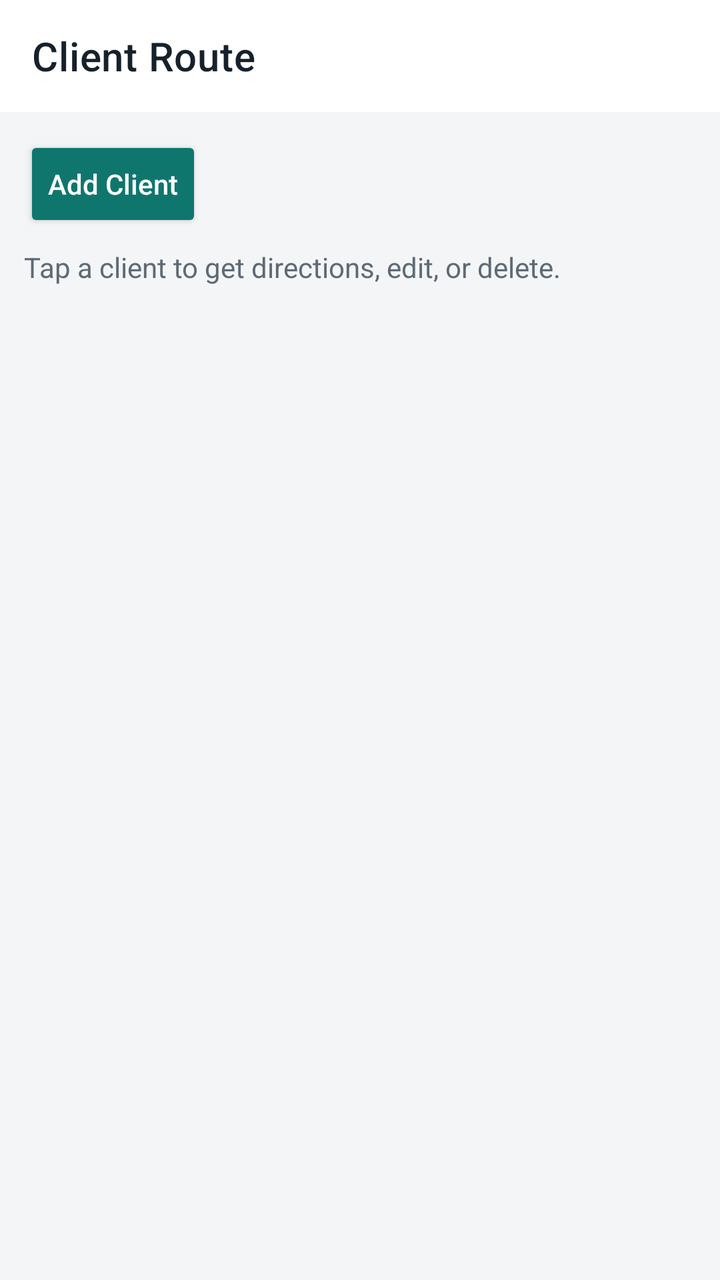
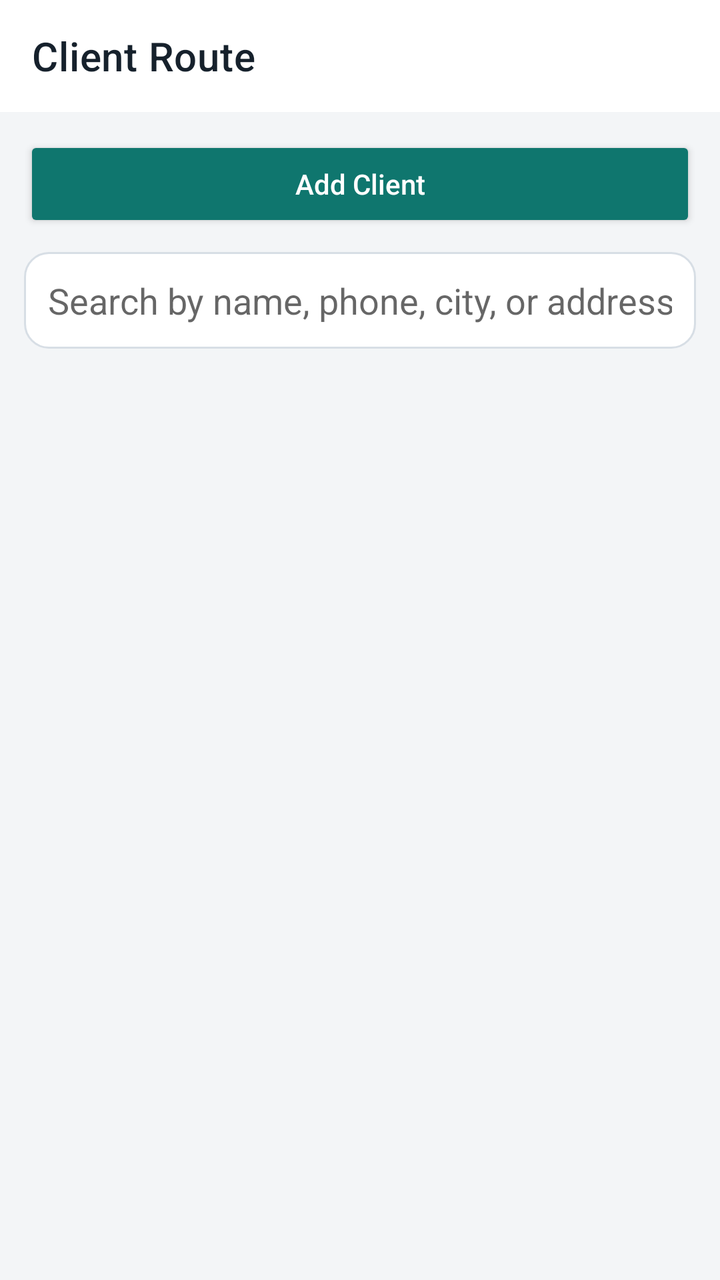

Before-and-after screenshots of an Android layout around one commit, followed by the original layout XML and the change that was made.
<!-- AndroidManifest.xml: application theme AppTheme -->
<!-- res/layout/activity_main.xml -->
<?xml version="1.0" encoding="utf-8"?>
<LinearLayout xmlns:android="http://schemas.android.com/apk/res/android" xmlns:app="http://schemas.android.com/apk/res-auto" android:layout_width="match_parent" android:layout_height="match_parent" android:orientation="vertical" android:background="@color/bg">
    <com.google.android.material.appbar.MaterialToolbar android:id="@+id/toolbar" android:layout_width="match_parent" android:layout_height="wrap_content" android:background="@color/surface" app:title="Client Route" app:titleTextColor="@color/textMain" />
    <FrameLayout android:layout_width="match_parent" android:layout_height="match_parent" android:padding="12dp">
        <LinearLayout android:id="@+id/listContainer" android:layout_width="match_parent" android:layout_height="match_parent" android:orientation="vertical">
            <Button android:id="@+id/addButton" android:layout_width="wrap_content" android:layout_height="wrap_content" android:text="Add Client" android:textAllCaps="false" android:backgroundTint="@color/colorPrimary" android:textColor="@android:color/white" />
            <TextView android:layout_width="wrap_content" android:layout_height="wrap_content" android:layout_marginTop="8dp" android:text="Tap a client to get directions, edit, or delete." android:textColor="@color/textMuted" />
            <androidx.recyclerview.widget.RecyclerView android:id="@+id/recyclerView" android:layout_width="match_parent" android:layout_height="0dp" android:layout_weight="1" android:paddingTop="12dp" android:clipToPadding="false" />
        </LinearLayout>
        <ScrollView android:id="@+id/formContainer" android:layout_width="match_parent" android:layout_height="match_parent" android:visibility="gone">
            <LinearLayout android:layout_width="match_parent" android:layout_height="wrap_content" android:orientation="vertical" android:background="@drawable/bg_card" android:padding="16dp">
                <TextView android:id="@+id/formTitle" android:layout_width="wrap_content" android:layout_height="wrap_content" android:text="Add Client" android:textSize="22sp" android:textStyle="bold" android:textColor="@color/textMain" />
                <EditText android:id="@+id/firstNameInput" android:layout_width="match_parent" android:layout_height="wrap_content" android:layout_marginTop="12dp" android:hint="First name" android:background="@drawable/bg_input" />
                <EditText android:id="@+id/lastNameInput" android:layout_width="match_parent" android:layout_height="wrap_content" android:layout_marginTop="10dp" android:hint="Last name" android:background="@drawable/bg_input" />
                <EditText android:id="@+id/phoneInput" android:layout_width="match_parent" android:layout_height="wrap_content" android:layout_marginTop="10dp" android:hint="Phone number" android:inputType="phone" android:background="@drawable/bg_input" />
                <EditText android:id="@+id/addressInput" android:layout_width="match_parent" android:layout_height="wrap_content" android:layout_marginTop="10dp" android:hint="Physical address" android:minLines="3" android:gravity="top" android:background="@drawable/bg_input" />
                <EditText android:id="@+id/startInput" android:layout_width="match_parent" android:layout_height="wrap_content" android:layout_marginTop="10dp" android:hint="Start time (example 08:00 AM)" android:background="@drawable/bg_input" />
                <EditText android:id="@+id/endInput" android:layout_width="match_parent" android:layout_height="wrap_content" android:layout_marginTop="10dp" android:hint="End time (example 10:30 AM)" android:background="@drawable/bg_input" />
                <LinearLayout android:layout_width="match_parent" android:layout_height="wrap_content" android:orientation="horizontal" android:layout_marginTop="16dp">
                    <Button android:id="@+id/saveButton" android:layout_width="0dp" android:layout_height="wrap_content" android:layout_weight="1" android:text="Save Client" android:textAllCaps="false" android:backgroundTint="@color/colorPrimary" android:textColor="@android:color/white" />
                    <Button android:id="@+id/cancelButton" android:layout_width="wrap_content" android:layout_height="wrap_content" android:layout_marginLeft="10dp" android:text="Back" android:textAllCaps="false" />
                </LinearLayout>
            </LinearLayout>
        </ScrollView>
    </FrameLayout>
</LinearLayout>
<!-- resources referenced by this layout -->
<resources>
  <color name="bg">#F3F5F7</color>
  <color name="colorPrimary">#0F766E</color>
  <color name="surface">#FFFFFF</color>
  <color name="textMain">#16212C</color>
  <color name="textMuted">#5E6A76</color>
  <!-- drawable bg_card (drawable) -->
  <shape xmlns:android="http://schemas.android.com/apk/res/android"><solid android:color="@color/surface"/><stroke android:width="1dp" android:color="@color/line"/><corners android:radius="16dp"/></shape>
  <!-- drawable bg_input (drawable) -->
  <shape xmlns:android="http://schemas.android.com/apk/res/android"><solid android:color="@color/surface"/><stroke android:width="1dp" android:color="@color/line"/><corners android:radius="12dp"/><padding android:left="12dp" android:top="12dp" android:right="12dp" android:bottom="12dp"/></shape>
  <style name="AppTheme" parent="Theme.MaterialComponents.Light.NoActionBar">
          <item name="colorPrimary">@color/colorPrimary</item>
          <item name="colorPrimaryVariant">@color/colorPrimaryDark</item>
          <item name="colorSecondary">@color/colorAccent</item>
          <item name="android:statusBarColor">@color/colorPrimaryDark</item>
      </style>
  <color name="line">#D7DEE5</color>
  <color name="colorPrimaryDark">#0B5D57</color>
  <color name="colorAccent">#0F766E</color>
</resources>

<!-- the commit's change to res/layout/activity_main.xml (unified diff, before → after) -->
@@ -1,26 +1,75 @@
 <?xml version="1.0" encoding="utf-8"?>
-<LinearLayout xmlns:android="http://schemas.android.com/apk/res/android" xmlns:app="http://schemas.android.com/apk/res-auto" android:layout_width="match_parent" android:layout_height="match_parent" android:orientation="vertical" android:background="@color/bg">
-    <com.google.android.material.appbar.MaterialToolbar android:id="@+id/toolbar" android:layout_width="match_parent" android:layout_height="wrap_content" android:background="@color/surface" app:title="Client Route" app:titleTextColor="@color/textMain" />
-    <FrameLayout android:layout_width="match_parent" android:layout_height="match_parent" android:padding="12dp">
-        <LinearLayout android:id="@+id/listContainer" android:layout_width="match_parent" android:layout_height="match_parent" android:orientation="vertical">
-            <Button android:id="@+id/addButton" android:layout_width="wrap_content" android:layout_height="wrap_content" android:text="Add Client" android:textAllCaps="false" android:backgroundTint="@color/colorPrimary" android:textColor="@android:color/white" />
-            <TextView android:layout_width="wrap_content" android:layout_height="wrap_content" android:layout_marginTop="8dp" android:text="Tap a client to get directions, edit, or delete." android:textColor="@color/textMuted" />
-            <androidx.recyclerview.widget.RecyclerView android:id="@+id/recyclerView" android:layout_width="match_parent" android:layout_height="0dp" android:layout_weight="1" android:paddingTop="12dp" android:clipToPadding="false" />
-        </LinearLayout>
-        <ScrollView android:id="@+id/formContainer" android:layout_width="match_parent" android:layout_height="match_parent" android:visibility="gone">
-            <LinearLayout android:layout_width="match_parent" android:layout_height="wrap_content" android:orientation="vertical" android:background="@drawable/bg_card" android:padding="16dp">
-                <TextView android:id="@+id/formTitle" android:layout_width="wrap_content" android:layout_height="wrap_content" android:text="Add Client" android:textSize="22sp" android:textStyle="bold" android:textColor="@color/textMain" />
-                <EditText android:id="@+id/firstNameInput" android:layout_width="match_parent" android:layout_height="wrap_content" android:layout_marginTop="12dp" android:hint="First name" android:background="@drawable/bg_input" />
-                <EditText android:id="@+id/lastNameInput" android:layout_width="match_parent" android:layout_height="wrap_content" android:layout_marginTop="10dp" android:hint="Last name" android:background="@drawable/bg_input" />
-                <EditText android:id="@+id/phoneInput" android:layout_width="match_parent" android:layout_height="wrap_content" android:layout_marginTop="10dp" android:hint="Phone number" android:inputType="phone" android:background="@drawable/bg_input" />
-                <EditText android:id="@+id/addressInput" android:layout_width="match_parent" android:layout_height="wrap_content" android:layout_marginTop="10dp" android:hint="Physical address" android:minLines="3" android:gravity="top" android:background="@drawable/bg_input" />
-                <EditText android:id="@+id/startInput" android:layout_width="match_parent" android:layout_height="wrap_content" android:layout_marginTop="10dp" android:hint="Start time (example 08:00 AM)" android:background="@drawable/bg_input" />
-                <EditText android:id="@+id/endInput" android:layout_width="match_parent" android:layout_height="wrap_content" android:layout_marginTop="10dp" android:hint="End time (example 10:30 AM)" android:background="@drawable/bg_input" />
-                <LinearLayout android:layout_width="match_parent" android:layout_height="wrap_content" android:orientation="horizontal" android:layout_marginTop="16dp">
-                    <Button android:id="@+id/saveButton" android:layout_width="0dp" android:layout_height="wrap_content" android:layout_weight="1" android:text="Save Client" android:textAllCaps="false" android:backgroundTint="@color/colorPrimary" android:textColor="@android:color/white" />
-                    <Button android:id="@+id/cancelButton" android:layout_width="wrap_content" android:layout_height="wrap_content" android:layout_marginLeft="10dp" android:text="Back" android:textAllCaps="false" />
-                </LinearLayout>
+<LinearLayout xmlns:android="http://schemas.android.com/apk/res/android"
+    xmlns:app="http://schemas.android.com/apk/res-auto"
+    android:layout_width="match_parent"
+    android:layout_height="match_parent"
+    android:orientation="vertical"
+    android:background="@color/bg">
+
+    <com.google.android.material.appbar.MaterialToolbar
+        android:id="@+id/toolbar"
+        android:layout_width="match_parent"
+        android:layout_height="wrap_content"
+        android:background="@color/surface"
+        app:title="Client Route"
+        app:titleTextColor="@color/textMain" />
+
+    <LinearLayout
+        android:layout_width="match_parent"
+        android:layout_height="match_parent"
+        android:orientation="vertical"
+        android:padding="12dp">
+
+        <Button
+            android:id="@+id/addButton"
+            android:layout_width="match_parent"
+            android:layout_height="wrap_content"
+            android:text="Add Client"
+            android:textAllCaps="false"
+            android:backgroundTint="@color/colorPrimary"
+            android:textColor="@android:color/white" />
+
+        <EditText
+            android:id="@+id/searchInput"
+            android:layout_width="match_parent"
+            android:layout_height="wrap_content"
+            android:layout_marginTop="10dp"
+            android:hint="Search by name, phone, city, or address"
+            android:inputType="text"
+            android:maxLines="1"
+            android:background="@drawable/bg_input" />
+
+        <FrameLayout
+            android:layout_width="match_parent"
+            android:layout_height="0dp"
+            android:layout_weight="1"
+            android:layout_marginTop="12dp">
+
+            <androidx.recyclerview.widget.RecyclerView
+                android:id="@+id/recyclerView"
+                android:layout_width="match_parent"
+                android:layout_height="match_parent"
+                android:clipToPadding="false" />
+
+            <LinearLayout
+                android:id="@+id/emptyState"
+                android:layout_width="match_parent"
+                android:layout_height="wrap_content"
+                android:layout_gravity="center"
+                android:gravity="center"
+                android:orientation="vertical"
+                android:visibility="gone"
+                android:padding="24dp">
+
+                <TextView
+                    android:id="@+id/emptyStateText"
+                    android:layout_width="wrap_content"
+                    android:layout_height="wrap_content"
+                    android:gravity="center"
+                    android:textColor="@color/textMuted"
+                    android:textSize="16sp"
+                    android:text="No clients yet. Tap Add Client to create your first one." />
             </LinearLayout>
-        </ScrollView>
-    </FrameLayout>
+        </FrameLayout>
+    </LinearLayout>
 </LinearLayout>
<!-- resource entries referenced after the edit -->
@@ -5,8 +5,6 @@
   <color name="surface">#FFFFFF</color>
   <color name="textMain">#16212C</color>
   <color name="textMuted">#5E6A76</color>
-  <!-- drawable bg_card (drawable) -->
-  <shape xmlns:android="http://schemas.android.com/apk/res/android"><solid android:color="@color/surface"/><stroke android:width="1dp" android:color="@color/line"/><corners android:radius="16dp"/></shape>
   <!-- drawable bg_input (drawable) -->
   <shape xmlns:android="http://schemas.android.com/apk/res/android"><solid android:color="@color/surface"/><stroke android:width="1dp" android:color="@color/line"/><corners android:radius="12dp"/><padding android:left="12dp" android:top="12dp" android:right="12dp" android:bottom="12dp"/></shape>
   <style name="AppTheme" parent="Theme.MaterialComponents.Light.NoActionBar">
